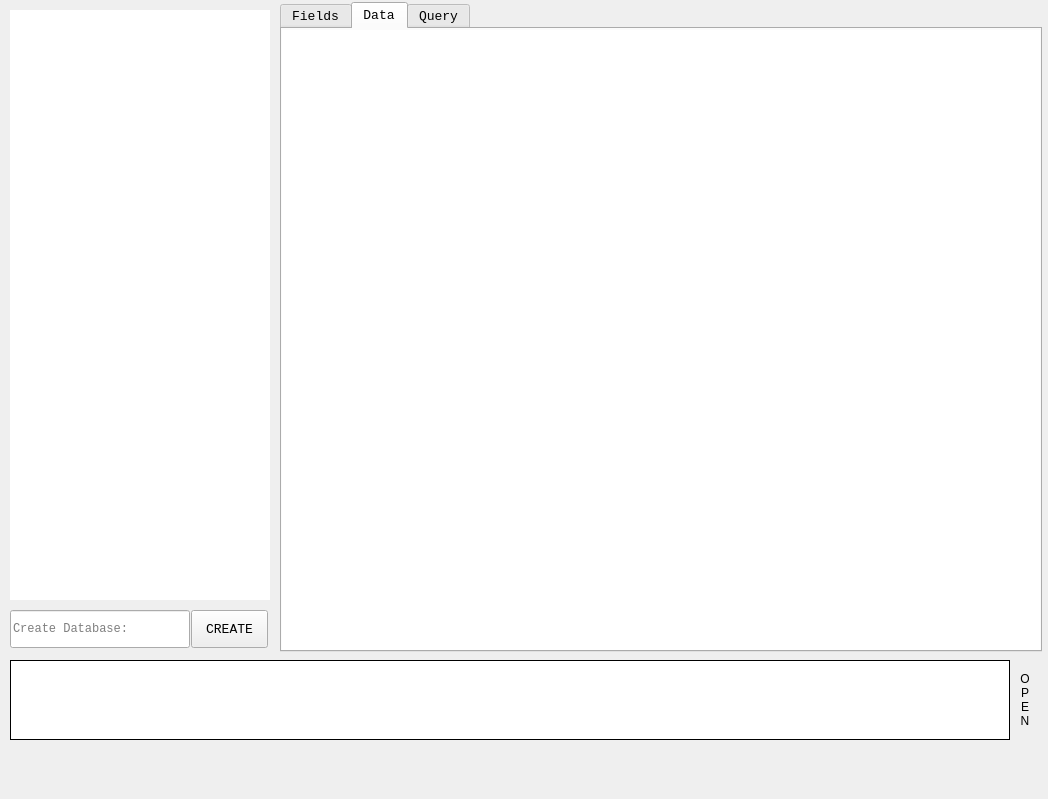
Before: the Qt Designer form Lib/UI/LAYOUT/MainWindow.ui in fer-moreira/MYQT, drawn with Qt 5.
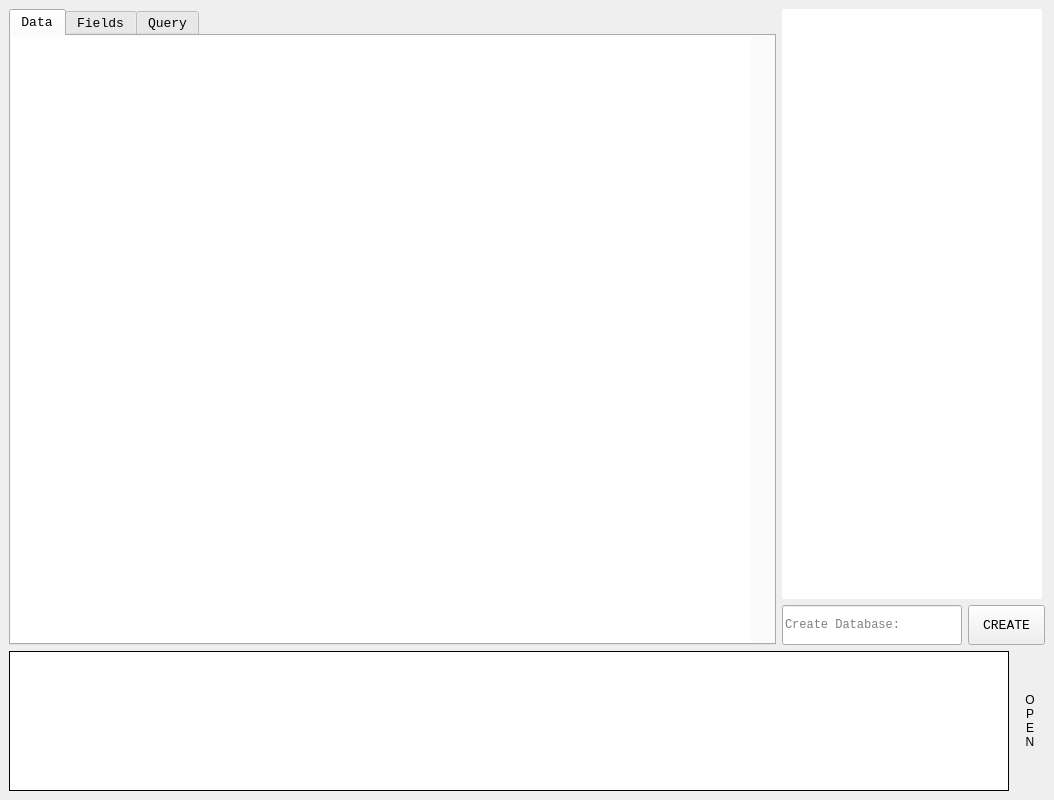
After: the same form once the commit is applied. The open tabs and pages were chosen to show the change.

Patch:
```diff
--- a/Lib/UI/LAYOUT/MainWindow.ui
+++ b/Lib/UI/LAYOUT/MainWindow.ui
@@ -10,9 +10,21 @@
     <x>0</x>
     <y>0</y>
     <width>1048</width>
-    <height>799</height>
+    <height>800</height>
    </rect>
   </property>
+  <property name="minimumSize">
+   <size>
+    <width>0</width>
+    <height>0</height>
+   </size>
+  </property>
+  <property name="maximumSize">
+   <size>
+    <width>16777215</width>
+    <height>16777215</height>
+   </size>
+  </property>
   <property name="windowTitle">
    <string>SQL Manager [0.1a]</string>
   </property>
@@ -44,15 +56,9 @@
    <enum>QTabWidget::Rounded</enum>
   </property>
   <widget class="QWidget" name="centralwidget">
+   <layout class="QGridLayout" name="gridLayout">
+    <item row="0" column="0" rowspan="2">
    <widget class="QTabWidget" name="tabs">
-    <property name="geometry">
-     <rect>
-      <x>280</x>
-      <y>2</y>
-      <width>762</width>
-      <height>650</height>
-     </rect>
-    </property>
     <property name="sizeIncrement">
      <size>
       <width>9</width>
@@ -106,6 +112,72 @@
     <property name="tabBarAutoHide">
      <bool>false</bool>
     </property>
+      <widget class="QWidget" name="_data">
+       <attribute name="title">
+        <string>Data</string>
+       </attribute>
+       <widget class="QTableWidget" name="data_result">
+        <property name="geometry">
+         <rect>
+          <x>0</x>
+          <y>1</y>
+          <width>740</width>
+          <height>617</height>
+         </rect>
+        </property>
+        <property name="toolTip">
+         <string>&lt;html&gt;&lt;head/&gt;&lt;body&gt;&lt;p&gt;&lt;span style=&quot; font-weight:600;&quot;&gt;ALL DATA IN TABLE&lt;/span&gt;&lt;/p&gt;&lt;/body&gt;&lt;/html&gt;</string>
+        </property>
+        <property name="frameShape">
+         <enum>QFrame::NoFrame</enum>
+        </property>
+        <property name="frameShadow">
+         <enum>QFrame::Plain</enum>
+        </property>
+        <property name="lineWidth">
+         <number>1</number>
+        </property>
+        <property name="sizeAdjustPolicy">
+         <enum>QAbstractScrollArea::AdjustToContents</enum>
+        </property>
+        <property name="editTriggers">
+         <set>QAbstractItemView::NoEditTriggers</set>
+        </property>
+        <property name="tabKeyNavigation">
+         <bool>false</bool>
+        </property>
+        <property name="showDropIndicator" stdset="0">
+         <bool>false</bool>
+        </property>
+        <property name="dragDropOverwriteMode">
+         <bool>false</bool>
+        </property>
+        <property name="alternatingRowColors">
+         <bool>true</bool>
+        </property>
+        <property name="showGrid">
+         <bool>true</bool>
+        </property>
+        <property name="gridStyle">
+         <enum>Qt::SolidLine</enum>
+        </property>
+        <property name="sortingEnabled">
+         <bool>false</bool>
+        </property>
+        <property name="wordWrap">
+         <bool>true</bool>
+        </property>
+        <property name="cornerButtonEnabled">
+         <bool>true</bool>
+        </property>
+        <property name="rowCount">
+         <number>0</number>
+        </property>
+        <property name="columnCount">
+         <number>0</number>
+        </property>
+       </widget>
+      </widget>
     <widget class="QWidget" name="_desc">
      <attribute name="title">
       <string>Fields</string>
@@ -246,72 +318,6 @@
       </property>
      </widget>
     </widget>
-    <widget class="QWidget" name="_data">
-     <attribute name="title">
-      <string>Data</string>
-     </attribute>
-     <widget class="QTableWidget" name="data_result">
-      <property name="geometry">
-       <rect>
-        <x>0</x>
-        <y>1</y>
-        <width>760</width>
-        <height>620</height>
-       </rect>
-      </property>
-      <property name="toolTip">
-       <string>&lt;html&gt;&lt;head/&gt;&lt;body&gt;&lt;p&gt;&lt;span style=&quot; font-weight:600;&quot;&gt;ALL DATA IN TABLE&lt;/span&gt;&lt;/p&gt;&lt;/body&gt;&lt;/html&gt;</string>
-      </property>
-      <property name="frameShape">
-       <enum>QFrame::NoFrame</enum>
-      </property>
-      <property name="frameShadow">
-       <enum>QFrame::Plain</enum>
-      </property>
-      <property name="lineWidth">
-       <number>1</number>
-      </property>
-      <property name="sizeAdjustPolicy">
-       <enum>QAbstractScrollArea::AdjustToContents</enum>
-      </property>
-      <property name="editTriggers">
-       <set>QAbstractItemView::NoEditTriggers</set>
-      </property>
-      <property name="tabKeyNavigation">
-       <bool>false</bool>
-      </property>
-      <property name="showDropIndicator" stdset="0">
-       <bool>false</bool>
-      </property>
-      <property name="dragDropOverwriteMode">
-       <bool>false</bool>
-      </property>
-      <property name="alternatingRowColors">
-       <bool>true</bool>
-      </property>
-      <property name="showGrid">
-       <bool>true</bool>
-      </property>
-      <property name="gridStyle">
-       <enum>Qt::SolidLine</enum>
-      </property>
-      <property name="sortingEnabled">
-       <bool>false</bool>
-      </property>
-      <property name="wordWrap">
-       <bool>true</bool>
-      </property>
-      <property name="cornerButtonEnabled">
-       <bool>true</bool>
-      </property>
-      <property name="rowCount">
-       <number>0</number>
-      </property>
-      <property name="columnCount">
-       <number>0</number>
-      </property>
-     </widget>
-    </widget>
     <widget class="QWidget" name="_query">
      <attribute name="title">
       <string>Query</string>
@@ -461,72 +467,20 @@
      </widget>
     </widget>
    </widget>
-   <widget class="QPlainTextEdit" name="console_out">
-    <property name="geometry">
-     <rect>
-      <x>10</x>
-      <y>660</y>
-      <width>1000</width>
-      <height>80</height>
-     </rect>
-    </property>
-    <property name="font">
-     <font>
-      <family>Consolas</family>
-      <pointsize>12</pointsize>
-      <weight>50</weight>
-      <italic>false</italic>
-      <bold>false</bold>
-      <underline>false</underline>
-      <strikeout>false</strikeout>
-      <kerning>true</kerning>
-     </font>
-    </property>
-    <property name="toolTip">
-     <string>&lt;html&gt;&lt;head/&gt;&lt;body&gt;&lt;p&gt;&lt;span style=&quot; font-weight:600;&quot;&gt;CONSOLE&lt;/span&gt;&lt;/p&gt;&lt;/body&gt;&lt;/html&gt;</string>
-    </property>
-    <property name="frameShape">
-     <enum>QFrame::Box</enum>
-    </property>
-    <property name="frameShadow">
-     <enum>QFrame::Plain</enum>
-    </property>
-    <property name="lineWidth">
-     <number>1</number>
-    </property>
-    <property name="midLineWidth">
-     <number>0</number>
-    </property>
-    <property name="horizontalScrollBarPolicy">
-     <enum>Qt::ScrollBarAsNeeded</enum>
-    </property>
-    <property name="sizeAdjustPolicy">
-     <enum>QAbstractScrollArea::AdjustToContents</enum>
-    </property>
-    <property name="undoRedoEnabled">
-     <bool>false</bool>
-    </property>
-    <property name="readOnly">
-     <bool>true</bool>
-    </property>
-    <property name="plainText">
-     <string/>
-    </property>
-    <property name="backgroundVisible">
-     <bool>false</bool>
-    </property>
-    <property name="centerOnScroll">
-     <bool>false</bool>
-    </property>
-   </widget>
+    </item>
+    <item row="0" column="1" colspan="3">
    <widget class="QTreeWidget" name="tables_out">
-    <property name="geometry">
-     <rect>
-      <x>10</x>
-      <y>10</y>
+      <property name="minimumSize">
+       <size>
       <width>260</width>
       <height>590</height>
-     </rect>
+       </size>
+      </property>
+      <property name="maximumSize">
+       <size>
+        <width>260</width>
+        <height>590</height>
+       </size>
     </property>
     <property name="font">
      <font>
@@ -542,6 +496,12 @@
     <property name="frameShape">
      <enum>QFrame::NoFrame</enum>
     </property>
+      <property name="frameShadow">
+       <enum>QFrame::Plain</enum>
+      </property>
+      <property name="lineWidth">
+       <number>0</number>
+      </property>
     <property name="verticalScrollBarPolicy">
      <enum>Qt::ScrollBarAsNeeded</enum>
     </property>
@@ -567,26 +527,46 @@
      <property name="text">
       <string>CONNECTION</string>
      </property>
-     <property name="font">
-      <font>
-       <pointsize>10</pointsize>
-       <weight>75</weight>
-       <bold>true</bold>
-      </font>
-     </property>
-     <property name="textAlignment">
-      <set>AlignCenter</set>
-     </property>
-    </column>
-   </widget>
+      </column>
+     </widget>
+    </item>
+    <item row="1" column="1">
+     <widget class="QLineEdit" name="createdb_in">
+      <property name="minimumSize">
+       <size>
+        <width>180</width>
+        <height>40</height>
+       </size>
+      </property>
+      <property name="maximumSize">
+       <size>
+        <width>180</width>
+        <height>40</height>
+       </size>
+      </property>
+      <property name="font">
+       <font>
+        <family>Consolas</family>
+       </font>
+      </property>
+      <property name="placeholderText">
+       <string>Create Database:</string>
+      </property>
+     </widget>
+    </item>
+    <item row="1" column="2" colspan="2">
    <widget class="QPushButton" name="createdb_btn">
-    <property name="geometry">
-     <rect>
-      <x>191</x>
-      <y>610</y>
+      <property name="minimumSize">
+       <size>
       <width>77</width>
-      <height>38</height>
-     </rect>
+        <height>40</height>
+       </size>
+      </property>
+      <property name="maximumSize">
+       <size>
+        <width>77</width>
+        <height>40</height>
+       </size>
     </property>
     <property name="baseSize">
      <size>
@@ -616,32 +596,77 @@
      <bool>false</bool>
     </property>
    </widget>
-   <widget class="QLineEdit" name="createdb_in">
-    <property name="geometry">
-     <rect>
-      <x>10</x>
-      <y>610</y>
-      <width>180</width>
-      <height>38</height>
-     </rect>
+    </item>
+    <item row="2" column="0" colspan="3">
+     <widget class="QPlainTextEdit" name="console_out">
+      <property name="minimumSize">
+       <size>
+        <width>1000</width>
+        <height>80</height>
+       </size>
     </property>
     <property name="font">
      <font>
       <family>Consolas</family>
-     </font>
-    </property>
-    <property name="placeholderText">
-     <string>Create Database:</string>
-    </property>
-   </widget>
+        <pointsize>12</pointsize>
+        <weight>50</weight>
+        <italic>false</italic>
+        <bold>false</bold>
+        <underline>false</underline>
+        <strikeout>false</strikeout>
+        <kerning>true</kerning>
+       </font>
+      </property>
+      <property name="toolTip">
+       <string>&lt;html&gt;&lt;head/&gt;&lt;body&gt;&lt;p&gt;&lt;span style=&quot; font-weight:600;&quot;&gt;CONSOLE&lt;/span&gt;&lt;/p&gt;&lt;/body&gt;&lt;/html&gt;</string>
+      </property>
+      <property name="frameShape">
+       <enum>QFrame::Box</enum>
+      </property>
+      <property name="frameShadow">
+       <enum>QFrame::Plain</enum>
+      </property>
+      <property name="lineWidth">
+       <number>1</number>
+      </property>
+      <property name="midLineWidth">
+       <number>0</number>
+      </property>
+      <property name="horizontalScrollBarPolicy">
+       <enum>Qt::ScrollBarAsNeeded</enum>
+      </property>
+      <property name="sizeAdjustPolicy">
+       <enum>QAbstractScrollArea::AdjustToContents</enum>
+      </property>
+      <property name="undoRedoEnabled">
+       <bool>false</bool>
+      </property>
+      <property name="readOnly">
+       <bool>true</bool>
+      </property>
+      <property name="plainText">
+       <string/>
+      </property>
+      <property name="backgroundVisible">
+       <bool>false</bool>
+      </property>
+      <property name="centerOnScroll">
+       <bool>false</bool>
+      </property>
+     </widget>
+    </item>
+    <item row="2" column="3">
    <widget class="QPushButton" name="openConsole">
-    <property name="geometry">
-     <rect>
-      <x>1010</x>
-      <y>660</y>
+      <property name="maximumSize">
+       <size>
       <width>30</width>
       <height>80</height>
-     </rect>
+       </size>
+      </property>
+      <property name="font">
+       <font>
+        <kerning>true</kerning>
+       </font>
     </property>
     <property name="styleSheet">
      <string notr="true">border-top-right-radius:20px;
@@ -654,6 +679,8 @@
 N</string>
     </property>
    </widget>
+    </item>
+   </layout>
    <zorder>tabs</zorder>
    <zorder>tables_out</zorder>
    <zorder>createdb_btn</zorder>
```
Left out of the diff: 19 changed lines with no effect on the pictures. Lines whose indentation alone changed are shown as unchanged.
